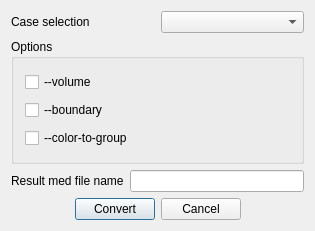
This is cfd_study/src/CFDSTUDYGUI/ECSConversionDialog.ui in code-saturne/salome_cfd_extensions as Qt 5 draws it before an edit. The edited form follows.
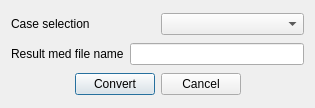
This is the edited form.

What changed in the file:
```diff
--- a/cfd_study/src/CFDSTUDYGUI/ECSConversionDialog.ui
+++ b/cfd_study/src/CFDSTUDYGUI/ECSConversionDialog.ui
@@ -1,12 +1,12 @@
 <ui version="4.0" >
  <class>ECSConversionDialog</class>
- <widget class="QDialog" name="ECSConversionDialog" >
-  <property name="geometry" >
+ <widget class="QDialog" name="ECSConversionDialog">
+  <property name="geometry">
    <rect>
     <x>0</x>
     <y>0</y>
     <width>315</width>
-    <height>231</height>
+    <height>108</height>
    </rect>
   </property>
   <property name="windowTitle" >
@@ -31,37 +31,7 @@
     </layout>
    </item>
    <item>
-    <widget class="QGroupBox" name="OptionsGroup" >
-     <property name="title" >
-      <string>Options</string>
-     </property>
-     <layout class="QVBoxLayout" name="verticalLayout" >
-      <item>
-       <widget class="QCheckBox" name="VolOptButton" >
-        <property name="text" >
-         <string>--volume</string>
-        </property>
-       </widget>
-      </item>
-      <item>
-       <widget class="QCheckBox" name="BordOptButton" >
-        <property name="text" >
-         <string>--boundary</string>
-        </property>
-       </widget>
-      </item>
-      <item>
-       <widget class="QCheckBox" name="Color2GroupButton" >
-        <property name="text" >
-         <string>--color-to-group</string>
-        </property>
-       </widget>
-      </item>
-     </layout>
-    </widget>
-   </item>
-   <item>
-    <layout class="QHBoxLayout" >
+    <layout class="QHBoxLayout">
      <item>
       <widget class="QLabel" name="ResultLabel" >
        <property name="text" >
@@ -129,7 +99,7 @@
    </item>
   </layout>
  </widget>
- <layoutdefault spacing="6" margin="11" />
+ <layoutdefault spacing="6" margin="11"/>
  <pixmapfunction>qPixmapFromMimeSource</pixmapfunction>
  <resources/>
  <connections>
```
Left out of the diff: 59 changed lines with no effect on the pictures.
